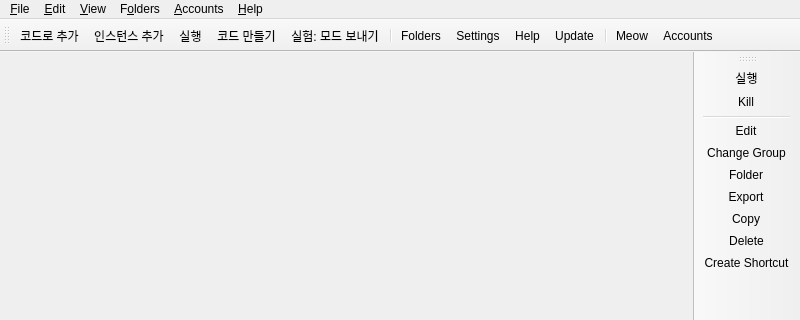
rma3316/ABAMC, file launcher/ui/MainWindow.ui: the form before one commit; both pictures show x 0 to 800 and y 0 to 320 of the 800 by 600 pixel window.
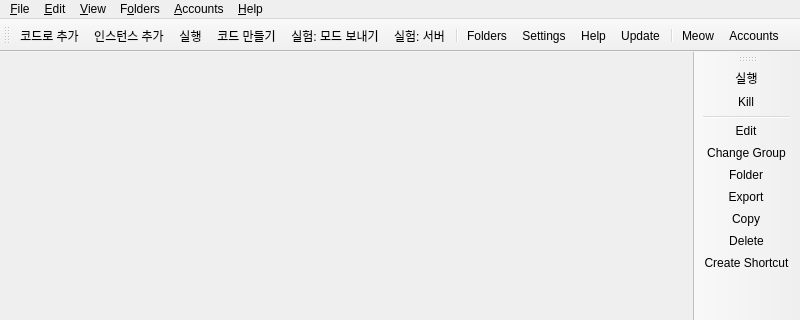
The form after the commit. Icons and pictures are not drawn. Custom widgets are drawn as their Qt base class.

Commit message:
Add an experimental Minecraft server starter for a pack code.
It builds a server folder from the code, skips client-only mods, and can start and stop the process.

Diff of the .ui file:
```diff
--- a/launcher/ui/MainWindow.ui
+++ b/launcher/ui/MainWindow.ui
@@ -54,6 +54,7 @@
    <addaction name="actionLaunchInstance"/>
    <addaction name="actionCreatePackCode"/>
    <addaction name="actionTransferMods"/>
+   <addaction name="actionRunServer"/>
    <addaction name="separator"/>
    <addaction name="actionFoldersButton"/>
    <addaction name="actionSettings"/>
@@ -327,6 +328,14 @@
     <string>위험 기능. jar를 코드로 보내고, 받는 사람이 수락해야 들어갑니다.</string>
    </property>
   </action>
+  <action name="actionRunServer">
+   <property name="text">
+    <string>실험: 서버</string>
+   </property>
+   <property name="toolTip">
+    <string>실험 기능. 코드와 같은 버전으로 이 컴퓨터에서 마크 서버를 만듭니다.</string>
+   </property>
+  </action>
   <action name="actionCheckUpdate">
    <property name="icon">
     <iconset theme="checkupdate"/>
```
Left out of the diff: 1 changed line with no effect on the pictures. The commit also changes 8 other files.
